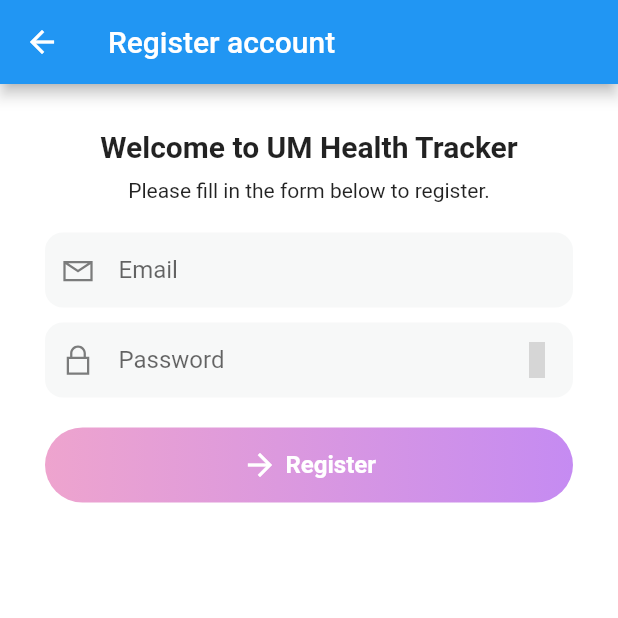
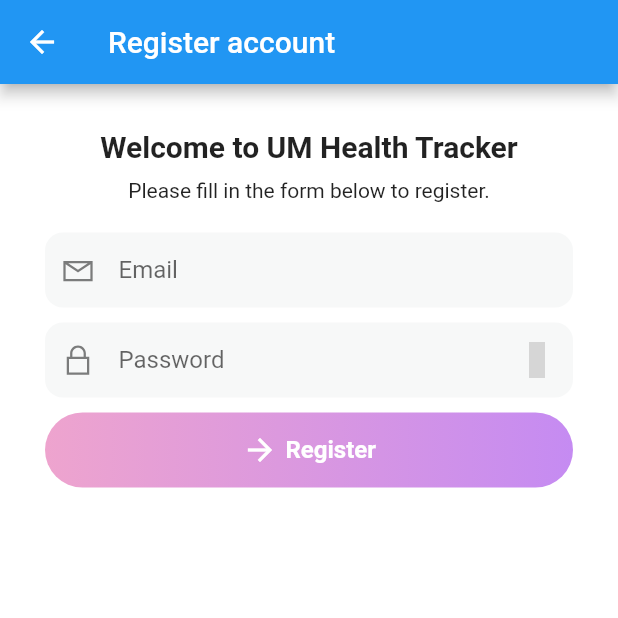
Before and after one commit to RyderGan/FYPFlutter, a Flutter app: the RegisterPage screen opened by its route, on a phone screen of 412 x 824 dp, the top half of it. Run offline on Flutter 3.47's test engine with Material 2 defaults, Android fonts, the phone set to English and light mode, and no system bars; our stand-ins replace flutter_svg, get, get_storage, line_icons, shared_preferences, simple_animations and 1 more; missing offline and left inert: dart:html; accounts and stored records are empty; grey boxes are pictures that could not be loaded.

Commit message:
2nd commit

```diff
--- a/lib/fitness_app/views/User/register_page.dart
+++ b/lib/fitness_app/views/User/register_page.dart
@@ -1,4 +1,5 @@
 import 'package:fitnessapp/fitness_app/controllers/User/registerController.dart';
+import 'package:fitnessapp/fitness_app/views/responsive_padding.dart';
 import 'package:fitnessapp/routes.dart';
 import 'package:fitnessapp/theme/colors.dart';
 import 'package:flutter/material.dart';
@@ -42,7 +43,7 @@ class _RegisterPageState extends State<RegisterPage> {
 
   @override
   Widget build(BuildContext context) {
-    return SafeArea(
+    return ResponsivePadding(
       child: Scaffold(
         appBar: AppBar(
           title: const Text("Register account"),
@@ -103,9 +104,9 @@ class _RegisterPageState extends State<RegisterPage> {
                   //   height: 10,
                   // ),
                   // dobField(),
-                  SizedBox(
-                    height: 10,
-                  ),
+                  // SizedBox(
+                  //   height: 10,
+                  // ),
                   InkWell(
                     onTap: () {
                       _registerController.checkRegister();
@@ -195,7 +196,9 @@ class _RegisterPageState extends State<RegisterPage> {
                   _registerController.email = value!; //! is null check operator
                 },
                 validator: (value) {
-                  return _registerController.validateEmail(value!);
+                  Future.delayed(Duration(seconds: 7), () {
+                    return _registerController.validateEmail(value!);
+                  });
                 },
               ),
             ),
--- /dev/null
+++ b/lib/fitness_app/views/responsive_padding.dart
@@ -0,0 +1,20 @@
+import 'package:flutter/material.dart';
+
+class ResponsivePadding extends StatelessWidget {
+  final Widget child;
+  const ResponsivePadding({
+    Key? key,
+    required this.child,
+  }) : super(key: key);
+
+  @override
+  Widget build(BuildContext context) {
+    return Padding(
+      padding: MediaQuery.of(context).size.width > 650
+          ? EdgeInsets.symmetric(
+              horizontal: MediaQuery.of(context).size.width / 3.8)
+          : const EdgeInsets.all(0),
+      child: child,
+    );
+  }
+}
--- a/lib/main.dart
+++ b/lib/main.dart
@@ -8,9 +8,9 @@ import 'package:fitnessapp/fitness_app/views/User/login_page.dart';
 import 'package:flutter/material.dart';
 import 'package:fitnessapp/routes.dart';
 
-final String supabaseUrl = 'https://rghbecweyfhlrjureyxr.supabase.co';
+final String supabaseUrl = 'https://hmgphwmcjhygwlxtcqjs.supabase.co';
 final String supabaseKey =
-    'eyJhbGciOiJIUzI1NiIsInR5cCI6IkpXVCJ9.eyJpc3MiOiJzdXBhYmFzZSIsInJlZiI6InJnaGJlY3dleWZobHJqdXJleXhyIiwicm9sZSI6ImFub24iLCJpYXQiOjE2OTc5NjA5MjgsImV4cCI6MjAxMzUzNjkyOH0.BMgHW2hOiUDmJVdkuJ6wRHST04vgEdDHBWd1kJr-O0w';
+    'eyJhbGciOiJIUzI1NiIsInR5cCI6IkpXVCJ9.eyJpc3MiOiJzdXBhYmFzZSIsInJlZiI6ImhtZ3Bod21jamh5Z3dseHRjcWpzIiwicm9sZSI6ImFub24iLCJpYXQiOjE2OTg1NzkxMDEsImV4cCI6MjAxNDE1NTEwMX0.hN_Ij7a9i13PVro_-LTezDpAM3pTsftpHaM87uDAVq4';
 void main() {
   Get.put<SupabaseClient>(SupabaseClient(supabaseUrl, supabaseKey));
   Get.put<GetStorage>(GetStorage());
```
Also changed, not shown: lib/fitness_app/controllers/User/registerController.dart (+16 -5 lines), lib/fitness_app/services/supabase_service.dart (+19 -34 lines), lib/fitness_app/views/User/login_page.dart (+8 -8 lines).
